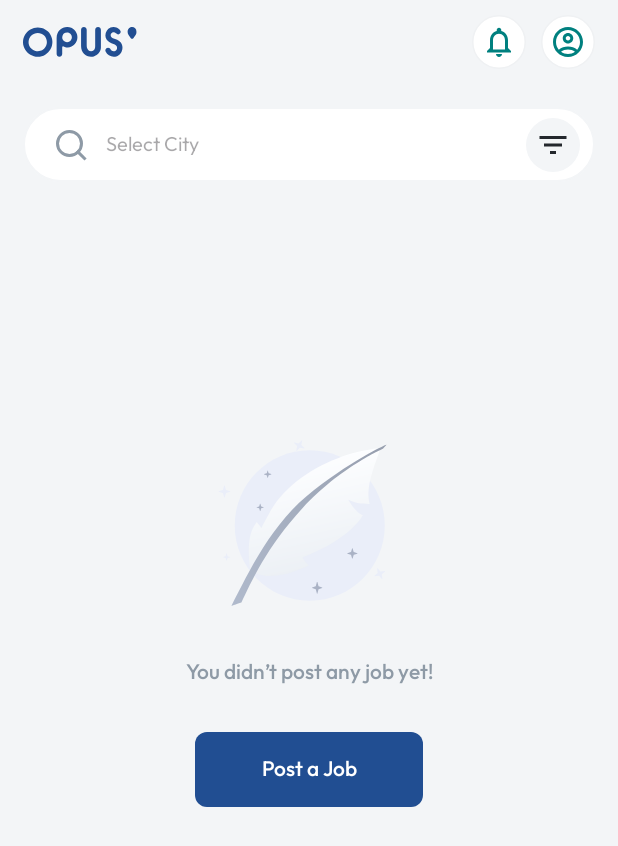
After one commit to mehedii-hassan/OPUS, an Android app: the HomeActivity screen opened directly, with no data from a screen before it, on a phone screen of 412 x 824 dp. The commit adds this screen. Shown: the top 846 px of the screen. Run offline under Robolectric (Android 15) with nearby library versions, the phone set to English and light mode, and no system bars; our stand-ins replace data binding, sdp/ssp sizes.

Commit message:
home screen design done

```diff
--- a/app/src/main/AndroidManifest.xml
+++ b/app/src/main/AndroidManifest.xml
@@ -13,6 +13,9 @@
         android:theme="@style/Theme.OPUS"
         tools:targetApi="31">
         <activity
+            android:name=".ui.activities.HomeActivity"
+            android:exported="false" />
+        <activity
             android:name=".ui.activities.MainActivity"
             android:exported="true">
             <intent-filter>
--- /dev/null
+++ b/app/src/main/java/com/example/opus/ui/activities/HomeActivity.kt
@@ -0,0 +1,12 @@
+package com.example.opus.ui.activities
+
+import androidx.appcompat.app.AppCompatActivity
+import android.os.Bundle
+import com.example.opus.R
+
+class HomeActivity : AppCompatActivity() {
+    override fun onCreate(savedInstanceState: Bundle?) {
+        super.onCreate(savedInstanceState)
+        setContentView(R.layout.activity_home)
+    }
+}
--- a/app/src/main/java/com/example/opus/ui/fragments/auth/LoginFragment.kt
+++ b/app/src/main/java/com/example/opus/ui/fragments/auth/LoginFragment.kt
@@ -6,6 +6,7 @@ import android.view.LayoutInflater
 import android.view.View
 import android.view.ViewGroup
 import androidx.navigation.Navigation
+import com.example.opus.R
 import com.example.opus.databinding.FragmentLoginBinding
 
 
@@ -29,7 +30,7 @@ class LoginFragment : Fragment() {
 
     private fun employerLogin() {
 
-        //Navigation.fin
+        Navigation.findNavController(requireView()).navigate(R.id.registerFragment)
     }
 
 }
--- /dev/null
+++ b/app/src/main/java/com/example/opus/ui/fragments/home/HomeFragment.kt
@@ -0,0 +1,60 @@
+package com.example.opus.ui.fragments.home
+
+import android.os.Bundle
+import androidx.fragment.app.Fragment
+import android.view.LayoutInflater
+import android.view.View
+import android.view.ViewGroup
+import com.example.opus.R
+
+// TODO: Rename parameter arguments, choose names that match
+// the fragment initialization parameters, e.g. ARG_ITEM_NUMBER
+private const val ARG_PARAM1 = "param1"
+private const val ARG_PARAM2 = "param2"
+
+/**
+ * A simple [Fragment] subclass.
+ * Use the [HomeFragment.newInstance] factory method to
+ * create an instance of this fragment.
+ */
+class HomeFragment : Fragment() {
+    // TODO: Rename and change types of parameters
+    private var param1: String? = null
+    private var param2: String? = null
+
+    override fun onCreate(savedInstanceState: Bundle?) {
+        super.onCreate(savedInstanceState)
+        arguments?.let {
+            param1 = it.getString(ARG_PARAM1)
+            param2 = it.getString(ARG_PARAM2)
+        }
+    }
+
+    override fun onCreateView(
+        inflater: LayoutInflater, container: ViewGroup?,
+        savedInstanceState: Bundle?
+    ): View? {
+        // Inflate the layout for this fragment
+        return inflater.inflate(R.layout.fragment_home, container, false)
+    }
+
+    companion object {
+        /**
+         * Use this factory method to create a new instance of
+         * this fragment using the provided parameters.
+         *
+         * @param param1 Parameter 1.
+         * @param param2 Parameter 2.
+         * @return A new instance of fragment HomeFragment.
+         */
+        // TODO: Rename and change types and number of parameters
+        @JvmStatic
+        fun newInstance(param1: String, param2: String) =
+            HomeFragment().apply {
+                arguments = Bundle().apply {
+                    putString(ARG_PARAM1, param1)
+                    putString(ARG_PARAM2, param2)
+                }
+            }
+    }
+}
--- /dev/null
+++ b/app/src/main/res/drawable/ic_filter.xml
@@ -0,0 +1,16 @@
+<vector xmlns:android="http://schemas.android.com/apk/res/android"
+    android:width="36dp"
+    android:height="36dp"
+    android:viewportWidth="36"
+    android:viewportHeight="36">
+  <path
+      android:pathData="M18,18m-18,0a18,18 0,1 1,36 0a18,18 0,1 1,-36 0"
+      android:fillColor="#F3F5F7"/>
+  <group>
+    <clip-path
+        android:pathData="M6,6h24v24h-24z"/>
+    <path
+        android:pathData="M16,24H20V22H16V24ZM9,12V14H27V12H9ZM12,19H24V17H12V19Z"
+        android:fillColor="#24282D"/>
+  </group>
+</vector>
--- /dev/null
+++ b/app/src/main/res/drawable/ic_home_background.xml
@@ -0,0 +1,65 @@
+<vector xmlns:android="http://schemas.android.com/apk/res/android"
+    xmlns:aapt="http://schemas.android.com/aapt"
+    android:width="140dp"
+    android:height="131dp"
+    android:viewportWidth="140"
+    android:viewportHeight="131">
+  <path
+      android:pathData="M70.5,113.48C98.11,113.48 120.5,91.13 120.5,63.48C120.5,35.82 98.01,13.48 70.5,13.48C42.89,13.48 20.5,35.82 20.5,63.48C20.5,91.13 42.89,113.48 70.5,113.48Z"
+      android:fillColor="#EAEEF9"/>
+  <path
+      android:pathData="M30.84,93.77C28.1,72.55 31.59,66.13 35.15,61.18C37.12,63.44 38.53,65.33 38.53,65.33C38.19,64.92 40.14,61.54 40.32,61.26C42.22,57.65 43.94,54.33 46.12,50.9C57.56,33.9 76.64,22.56 96.1,16.3C99.79,15.23 103.47,14.17 107.03,13.63C108.9,13.22 110.82,13.04 112.7,12.62C113.16,12.52 118,12.18 117.89,11.72C111.49,29.32 108.02,39.16 110.48,49.16C104.85,49.18 102.12,49.05 96.15,46.45C102.61,56.79 105.98,56.54 105.98,56.54C105.98,56.54 98.83,71.85 65.65,84.84C68.66,89.57 69.98,90.01 69.98,90.01C69.98,90.01 48.52,101.63 34.06,95.02C30.84,93.77 30.84,93.77 30.84,93.77Z">
+    <aapt:attr name="android:fillColor">
+      <gradient
+          android:startX="67.24"
+          android:startY="20.7"
+          android:endX="82.64"
+          android:endY="90.31"
+          android:type="linear">
+        <item android:offset="0" android:color="#FFFDFEFF"/>
+        <item android:offset="1" android:color="#FFECF0F5"/>
+      </gradient>
+    </aapt:attr>
+  </path>
+  <path
+      android:pathData="M18.3,116.9C30.19,94.16 44.66,62.02 73.38,39.97C102.28,17.63 121.84,9.62 121.84,9.62L119.27,12.4C119.27,12.4 90.63,24.87 65.91,51.67C41.37,78.2 31.69,100.94 24.93,114.7C18.3,116.9 18.3,116.9 18.3,116.9Z">
+    <aapt:attr name="android:fillColor">
+      <gradient
+          android:startX="9.35"
+          android:startY="76.71"
+          android:endX="130.76"
+          android:endY="49.84"
+          android:type="linear">
+        <item android:offset="0" android:color="#FFB0BACC"/>
+        <item android:offset="1" android:color="#FF969EAE"/>
+      </gradient>
+    </aapt:attr>
+  </path>
+  <path
+      android:pathData="M14.76,41.9L17.42,41.1C17.61,41.04 17.61,40.76 17.42,40.71L14.76,39.91C14.7,39.89 14.65,39.84 14.63,39.77L13.83,37.12C13.77,36.93 13.49,36.93 13.44,37.12L12.64,39.77C12.62,39.84 12.57,39.89 12.5,39.91L9.85,40.71C9.66,40.76 9.66,41.04 9.85,41.1L12.51,41.9C12.57,41.92 12.62,41.97 12.64,42.03L13.44,44.69C13.5,44.88 13.78,44.88 13.83,44.69L14.63,42.03C14.65,41.97 14.7,41.92 14.76,41.9Z"
+      android:fillColor="#EAEEF9"/>
+  <path
+      android:pathData="M64.01,11.74L66.72,12.3C66.92,12.34 67.05,12.1 66.91,11.96L64.96,9.99C64.9,9.94 64.88,9.87 64.9,9.8L65.46,7.09C65.5,6.9 65.26,6.76 65.12,6.91L63.15,8.85C63.1,8.9 63.03,8.92 62.97,8.91L60.26,8.35C60.06,8.3 59.93,8.55 60.07,8.69L62.02,10.66C62.07,10.71 62.09,10.78 62.08,10.85L61.51,13.56C61.47,13.76 61.72,13.89 61.86,13.75L63.83,11.79C63.87,11.74 63.94,11.72 64.01,11.74Z"
+      android:fillColor="#EAEEF9"/>
+  <path
+      android:pathData="M118.6,95.92L120.68,94.08C120.83,93.95 120.71,93.7 120.51,93.73L117.76,94.12C117.69,94.13 117.63,94.1 117.58,94.05L115.75,91.98C115.61,91.83 115.36,91.95 115.39,92.14L115.78,94.88C115.79,94.95 115.76,95.02 115.71,95.07L113.64,96.9C113.49,97.03 113.61,97.29 113.81,97.26L116.55,96.87C116.62,96.86 116.69,96.88 116.73,96.94L118.57,99.01C118.7,99.16 118.96,99.05 118.93,98.85L118.54,96.1C118.52,96.03 118.55,95.97 118.6,95.92Z"
+      android:fillColor="#EAEEF9"/>
+  <path
+      android:pathData="M99.9,82.95L102.22,82.25C102.39,82.2 102.39,81.96 102.22,81.91L99.9,81.21C99.84,81.2 99.79,81.15 99.78,81.09L99.08,78.77C99.03,78.61 98.78,78.61 98.73,78.77L98.03,81.09C98.02,81.15 97.97,81.2 97.91,81.21L95.6,81.91C95.43,81.96 95.43,82.2 95.6,82.25L97.92,82.95C97.98,82.97 98.02,83.01 98.04,83.07L98.74,85.4C98.79,85.56 99.03,85.56 99.08,85.4L99.78,83.07C99.79,83.01 99.84,82.97 99.9,82.95Z"
+      android:fillColor="#AAB2C5"/>
+  <path
+      android:pathData="M76.43,105.92L78.75,105.12C78.92,105.07 78.92,104.79 78.75,104.73L76.43,103.93C76.37,103.91 76.32,103.86 76.31,103.79L75.61,101.14C75.56,100.95 75.31,100.95 75.26,101.14L74.56,103.79C74.55,103.86 74.5,103.91 74.44,103.93L72.13,104.73C71.96,104.79 71.96,105.07 72.13,105.12L74.45,105.92C74.51,105.94 74.55,105.99 74.57,106.06L75.27,108.71C75.32,108.9 75.56,108.9 75.61,108.71L76.31,106.06C76.32,105.99 76.37,105.94 76.43,105.92Z"
+      android:fillColor="#AAB2C5"/>
+  <path
+      android:pathData="M38.16,52.08L39.82,51.58C39.94,51.54 39.94,51.37 39.82,51.33L38.16,50.83C38.12,50.82 38.09,50.79 38.08,50.75L37.58,49.09C37.54,48.97 37.37,48.97 37.33,49.09L36.83,50.75C36.82,50.79 36.79,50.82 36.75,50.83L35.09,51.33C34.97,51.37 34.97,51.54 35.09,51.58L36.75,52.08C36.79,52.09 36.82,52.12 36.83,52.16L37.33,53.82C37.37,53.94 37.54,53.94 37.58,53.82L38.08,52.16C38.09,52.12 38.12,52.09 38.16,52.08Z"
+      android:fillColor="#AAB2C5"/>
+  <path
+      android:pathData="M113.16,57.08L114.82,56.58C114.94,56.54 114.94,56.37 114.82,56.33L113.16,55.83C113.12,55.82 113.09,55.79 113.07,55.75L112.57,54.09C112.54,53.97 112.37,53.97 112.33,54.09L111.83,55.75C111.82,55.79 111.79,55.82 111.75,55.83L110.09,56.33C109.97,56.37 109.97,56.54 110.09,56.58L111.75,57.08C111.79,57.09 111.82,57.12 111.83,57.16L112.33,58.82C112.37,58.94 112.54,58.94 112.58,58.82L113.08,57.16C113.09,57.12 113.12,57.09 113.16,57.08Z"
+      android:fillColor="#EAEEF9"/>
+  <path
+      android:pathData="M43.16,30.08L44.82,29.58C44.94,29.54 44.94,29.37 44.82,29.33L43.16,28.83C43.12,28.82 43.09,28.79 43.08,28.75L42.58,27.09C42.54,26.97 42.37,26.97 42.33,27.09L41.83,28.75C41.82,28.79 41.79,28.82 41.75,28.83L40.09,29.33C39.97,29.37 39.97,29.54 40.09,29.58L41.75,30.08C41.79,30.09 41.82,30.12 41.83,30.16L42.33,31.82C42.37,31.94 42.54,31.94 42.58,31.82L43.08,30.16C43.09,30.12 43.12,30.09 43.16,30.08Z"
+      android:fillColor="#AAB2C5"/>
+  <path
+      android:pathData="M15.77,85.11L17.43,84.61C17.55,84.58 17.55,84.4 17.43,84.37L15.77,83.87C15.73,83.86 15.7,83.83 15.69,83.78L15.19,82.13C15.15,82.01 14.98,82.01 14.94,82.13L14.44,83.78C14.43,83.83 14.4,83.86 14.36,83.87L12.7,84.37C12.58,84.4 12.58,84.58 12.7,84.61L14.36,85.11C14.41,85.13 14.44,85.16 14.45,85.2L14.95,86.86C14.98,86.98 15.16,86.98 15.19,86.86L15.69,85.2C15.7,85.16 15.73,85.13 15.77,85.11Z"
+      android:fillColor="#EAEEF9"/>
+</vector>
--- /dev/null
+++ b/app/src/main/res/drawable/ic_notification.xml
@@ -0,0 +1,21 @@
+<vector xmlns:android="http://schemas.android.com/apk/res/android"
+    android:width="36dp"
+    android:height="36dp"
+    android:viewportWidth="36"
+    android:viewportHeight="36">
+  <path
+      android:pathData="M18,0.5L18,0.5A17.5,17.5 0,0 1,35.5 18L35.5,18A17.5,17.5 0,0 1,18 35.5L18,35.5A17.5,17.5 0,0 1,0.5 18L0.5,18A17.5,17.5 0,0 1,18 0.5z"
+      android:fillColor="#ffffff"/>
+  <group>
+    <clip-path
+        android:pathData="M6,6h24v24h-24z"/>
+    <path
+        android:pathData="M18,28C19.1,28 20,27.1 20,26H16C16,27.1 16.9,28 18,28ZM24,22V17C24,13.93 22.37,11.36 19.5,10.68V10C19.5,9.17 18.83,8.5 18,8.5C17.17,8.5 16.5,9.17 16.5,10V10.68C13.64,11.36 12,13.92 12,17V22L10,24V25H26V24L24,22ZM22,23H14V17C14,14.52 15.51,12.5 18,12.5C20.49,12.5 22,14.52 22,17V23Z"
+        android:fillColor="#00807F"/>
+  </group>
+  <path
+      android:strokeWidth="1"
+      android:pathData="M18,0.5L18,0.5A17.5,17.5 0,0 1,35.5 18L35.5,18A17.5,17.5 0,0 1,18 35.5L18,35.5A17.5,17.5 0,0 1,0.5 18L0.5,18A17.5,17.5 0,0 1,18 0.5z"
+      android:fillColor="#00000000"
+      android:strokeColor="#EFF1F3"/>
+</vector>
--- /dev/null
+++ b/app/src/main/res/drawable/ic_profile.xml
@@ -0,0 +1,24 @@
+<vector xmlns:android="http://schemas.android.com/apk/res/android"
+    android:width="36dp"
+    android:height="36dp"
+    android:viewportWidth="36"
+    android:viewportHeight="36">
+  <path
+      android:pathData="M18,0.5L18,0.5A17.5,17.5 0,0 1,35.5 18L35.5,18A17.5,17.5 0,0 1,18 35.5L18,35.5A17.5,17.5 0,0 1,0.5 18L0.5,18A17.5,17.5 0,0 1,18 0.5z"
+      android:fillColor="#ffffff"/>
+  <group>
+    <clip-path
+        android:pathData="M6,6h24v24h-24z"/>
+    <path
+        android:pathData="M18,8C12.48,8 8,12.48 8,18C8,23.52 12.48,28 18,28C23.52,28 28,23.52 28,18C28,12.48 23.52,8 18,8ZM13.35,24.5C14.66,23.56 16.26,23 18,23C19.74,23 21.34,23.56 22.65,24.5C21.34,25.44 19.74,26 18,26C16.26,26 14.66,25.44 13.35,24.5ZM24.14,23.12C22.45,21.8 20.32,21 18,21C15.68,21 13.55,21.8 11.86,23.12C10.7,21.73 10,19.95 10,18C10,13.58 13.58,10 18,10C22.42,10 26,13.58 26,18C26,19.95 25.3,21.73 24.14,23.12Z"
+        android:fillColor="#00807F"/>
+    <path
+        android:pathData="M18,12C16.07,12 14.5,13.57 14.5,15.5C14.5,17.43 16.07,19 18,19C19.93,19 21.5,17.43 21.5,15.5C21.5,13.57 19.93,12 18,12ZM18,17C17.17,17 16.5,16.33 16.5,15.5C16.5,14.67 17.17,14 18,14C18.83,14 19.5,14.67 19.5,15.5C19.5,16.33 18.83,17 18,17Z"
+        android:fillColor="#00807F"/>
+  </group>
+  <path
+      android:strokeWidth="1"
+      android:pathData="M18,0.5L18,0.5A17.5,17.5 0,0 1,35.5 18L35.5,18A17.5,17.5 0,0 1,18 35.5L18,35.5A17.5,17.5 0,0 1,0.5 18L0.5,18A17.5,17.5 0,0 1,18 0.5z"
+      android:fillColor="#00000000"
+      android:strokeColor="#EFF1F3"/>
+</vector>
--- /dev/null
+++ b/app/src/main/res/drawable/ic_search.xml
@@ -0,0 +1,20 @@
+<vector xmlns:android="http://schemas.android.com/apk/res/android"
+    android:width="24dp"
+    android:height="24dp"
+    android:viewportWidth="24"
+    android:viewportHeight="24">
+  <path
+      android:pathData="M11,19C15.418,19 19,15.418 19,11C19,6.582 15.418,3 11,3C6.582,3 3,6.582 3,11C3,15.418 6.582,19 11,19Z"
+      android:strokeLineJoin="round"
+      android:strokeWidth="2"
+      android:fillColor="#00000000"
+      android:strokeColor="#8E9AA6"
+      android:strokeLineCap="round"/>
+  <path
+      android:pathData="M21,20.998L16.65,16.648"
+      android:strokeLineJoin="round"
+      android:strokeWidth="2"
+      android:fillColor="#00000000"
+      android:strokeColor="#8E9AA6"
+      android:strokeLineCap="square"/>
+</vector>
--- a/app/src/main/res/layout/activity_main.xml
+++ b/app/src/main/res/layout/activity_home.xml
@@ -4,15 +4,13 @@
     xmlns:tools="http://schemas.android.com/tools"
     android:layout_width="match_parent"
     android:layout_height="match_parent"
-    tools:context=".ui.activities.MainActivity">
+    tools:context=".ui.activities.HomeActivity">
 
     <androidx.fragment.app.FragmentContainerView
-        android:id="@+id/fragmentContainerView2"
+        android:id="@+id/fragmentContainerView"
         android:name="androidx.navigation.fragment.NavHostFragment"
         android:layout_width="match_parent"
         android:layout_height="match_parent"
         app:defaultNavHost="true"
-        app:layout_constraintTop_toTopOf="parent"
-        app:navGraph="@navigation/auth_nav_graph" />
-
+        app:navGraph="@navigation/home_nav_graph" />
 </FrameLayout>
--- /dev/null
+++ b/app/src/main/res/layout/custom_toolbar.xml
@@ -0,0 +1,38 @@
+<?xml version="1.0" encoding="utf-8"?>
+<androidx.constraintlayout.widget.ConstraintLayout xmlns:android="http://schemas.android.com/apk/res/android"
+    xmlns:app="http://schemas.android.com/apk/res-auto"
+    android:layout_width="match_parent"
+    android:layout_height="wrap_content"
+    android:background="@color/colorBG"
+    android:paddingTop="10dp"
+    android:paddingBottom="10dp">
+
+    <ImageView
+        android:id="@+id/ivToolbarOpusTxt"
+        android:layout_width="wrap_content"
+        android:layout_height="wrap_content"
+        android:contentDescription="@string/todo"
+        android:src="@drawable/ic_opus_text"
+        app:layout_constraintBottom_toBottomOf="parent"
+        app:layout_constraintStart_toStartOf="parent"
+        app:layout_constraintTop_toTopOf="parent" />
+
+    <ImageView
+        android:id="@+id/ivToolbarProfile"
+        android:layout_width="wrap_content"
+        android:layout_height="wrap_content"
+        android:contentDescription="@string/todo"
+        android:src="@drawable/ic_profile"
+        app:layout_constraintEnd_toEndOf="parent"
+        app:layout_constraintTop_toTopOf="parent" />
+
+    <ImageView
+        android:layout_width="wrap_content"
+        android:layout_height="wrap_content"
+        android:layout_marginEnd="@dimen/_10sdp"
+        android:contentDescription="@string/todo"
+        android:src="@drawable/ic_notification"
+        app:layout_constraintEnd_toStartOf="@+id/ivToolbarProfile"
+        app:layout_constraintTop_toTopOf="parent" />
+
+</androidx.constraintlayout.widget.ConstraintLayout>
--- /dev/null
+++ b/app/src/main/res/layout/fragment_home.xml
@@ -0,0 +1,144 @@
+<?xml version="1.0" encoding="utf-8"?>
+<layout xmlns:android="http://schemas.android.com/apk/res/android"
+    xmlns:app="http://schemas.android.com/apk/res-auto"
+    xmlns:tools="http://schemas.android.com/tools">
+
+    <data>
+
+    </data>
+
+    <androidx.constraintlayout.widget.ConstraintLayout
+        android:layout_width="match_parent"
+        android:layout_height="match_parent"
+        android:background="@color/colorBG"
+        android:paddingStart="@dimen/_15sdp"
+        android:paddingEnd="@dimen/_15sdp"
+        tools:context=".ui.fragments.home.HomeFragment">
+
+        <include
+            android:id="@+id/toolbar"
+            layout="@layout/custom_toolbar"
+            app:layout_constraintEnd_toEndOf="parent"
+            app:layout_constraintStart_toStartOf="parent"
+            app:layout_constraintTop_toTopOf="parent" />
+
+        <androidx.constraintlayout.widget.ConstraintLayout
+            android:id="@+id/containerSearch"
+            android:layout_width="match_parent"
+            android:layout_height="@dimen/_50sdp"
+            android:layout_marginTop="@dimen/_15sdp"
+            android:background="@drawable/custom_password_container_background"
+            app:layout_constraintEnd_toEndOf="parent"
+            app:layout_constraintStart_toStartOf="parent"
+            app:layout_constraintTop_toBottomOf="@+id/toolbar">
+
+            <ImageView
+                android:id="@+id/ivSearch"
+                android:layout_width="wrap_content"
+                android:layout_height="wrap_content"
+                android:layout_marginStart="@dimen/_20sdp"
+                android:contentDescription="@string/todo"
+                android:src="@drawable/ic_search"
+                app:layout_constraintBottom_toBottomOf="parent"
+                app:layout_constraintStart_toStartOf="parent"
+                app:layout_constraintTop_toTopOf="parent" />
+
+            <EditText
+                android:id="@+id/etSearchTitle"
+                android:layout_width="0dp"
+                android:layout_height="match_parent"
+                android:layout_margin="1dp"
+                android:background="@drawable/custom_et_password_background"
+                android:fontFamily="@font/outfit_regular"
+                android:gravity="center_vertical"
+                android:hint="@string/select_city"
+                android:paddingStart="@dimen/_10sdp"
+                android:paddingEnd="@dimen/_25sdp"
+                android:textColor="#8E9AA6"
+                android:textSize="13sp"
+                app:layout_constraintBottom_toBottomOf="parent"
+                app:layout_constraintEnd_toStartOf="@+id/ivFilter"
+                app:layout_constraintStart_toEndOf="@+id/ivSearch"
+                app:layout_constraintTop_toTopOf="parent" />
+
+            <ImageView
+                android:id="@+id/ivFilter"
+                android:layout_width="wrap_content"
+                android:layout_height="wrap_content"
+                android:layout_marginEnd="10dp"
+                android:contentDescription="@string/todo"
+                android:src="@drawable/ic_filter"
+                app:layout_constraintBottom_toBottomOf="parent"
+                app:layout_constraintEnd_toEndOf="parent"
+                app:layout_constraintTop_toTopOf="parent" />
+
+
+        </androidx.constraintlayout.widget.ConstraintLayout>
+
+
+        <androidx.constraintlayout.widget.ConstraintLayout
+            android:layout_width="match_parent"
+            android:layout_height="wrap_content"
+            android:background="@color/colorBG"
+            app:layout_constraintBottom_toBottomOf="parent"
+            app:layout_constraintTop_toTopOf="parent"
+            tools:layout_editor_absoluteX="15dp">
+
+            <androidx.constraintlayout.widget.Guideline
+                android:id="@+id/glStart"
+                android:layout_width="wrap_content"
+                android:layout_height="wrap_content"
+                android:orientation="vertical"
+                app:layout_constraintGuide_percent=".3" />
+
+            <androidx.constraintlayout.widget.Guideline
+                android:id="@+id/glEnd"
+                android:layout_width="wrap_content"
+                android:layout_height="wrap_content"
+                android:orientation="vertical"
+                app:layout_constraintGuide_percent=".70" />
+
+            <ImageView
+                android:id="@+id/ivBackground"
+                android:layout_width="wrap_content"
+                android:layout_height="wrap_content"
+                android:contentDescription="@string/todo"
+                android:src="@drawable/ic_home_background"
+                app:layout_constraintEnd_toEndOf="parent"
+                app:layout_constraintStart_toStartOf="parent"
+                app:layout_constraintTop_toTopOf="parent" />
+
+            <TextView
+                android:id="@+id/tvDidNotPostJob"
+                android:layout_width="wrap_content"
+                android:layout_height="wrap_content"
+                android:layout_marginTop="@dimen/_20sdp"
+                android:fontFamily="@font/outfit_medium"
+                android:gravity="center"
+                android:text="@string/you_did_not_post_any_job_yet"
+                android:textColor="#8E9AA6"
+                android:textSize="14sp"
+                app:layout_constraintEnd_toEndOf="parent"
+                app:layout_constraintStart_toStartOf="parent"
+                app:layout_constraintTop_toBottomOf="@+id/ivBackground" />
+
+            <TextView
+                android:id="@+id/btnPostJob"
+                android:layout_width="0dp"
+                android:layout_height="50dp"
+                android:layout_marginTop="@dimen/_30sdp"
+                android:background="@drawable/custom_btn_login_background"
+                android:fontFamily="@font/outfit_medium"
+                android:gravity="center"
+                android:text="@string/post_a_job"
+                android:textColor="@color/white"
+                android:textSize="14sp"
+                app:layout_constraintEnd_toEndOf="@+id/glEnd"
+                app:layout_constraintStart_toStartOf="@+id/glStart"
+                app:layout_constraintTop_toBottomOf="@+id/tvDidNotPostJob" />
+
+        </androidx.constraintlayout.widget.ConstraintLayout>
+
+
+    </androidx.constraintlayout.widget.ConstraintLayout>
+</layout>
--- a/app/src/main/res/navigation/auth_nav_graph.xml
+++ b/app/src/main/res/navigation/auth_nav_graph.xml
@@ -3,7 +3,7 @@
     xmlns:app="http://schemas.android.com/apk/res-auto"
     xmlns:tools="http://schemas.android.com/tools"
     android:id="@+id/auth_nav_graph"
-    app:startDestination="@id/registerFragment">
+    app:startDestination="@id/loginFragment">
 
     <fragment
         android:id="@+id/splashScreenFragment"
--- /dev/null
+++ b/app/src/main/res/navigation/home_nav_graph.xml
@@ -0,0 +1,13 @@
+<?xml version="1.0" encoding="utf-8"?>
+<navigation xmlns:android="http://schemas.android.com/apk/res/android"
+    xmlns:app="http://schemas.android.com/apk/res-auto"
+    xmlns:tools="http://schemas.android.com/tools"
+    android:id="@+id/home_nav_graph"
+    app:startDestination="@id/homeFragment">
+
+    <fragment
+        android:id="@+id/homeFragment"
+        android:name="com.example.opus.ui.fragments.home.HomeFragment"
+        android:label="HomeFragment"
+        tools:layout="@layout/fragment_home" />
+</navigation>
--- a/app/src/main/res/values/strings.xml
+++ b/app/src/main/res/values/strings.xml
@@ -20,4 +20,6 @@
     <string name="mobile_no">Mobile No</string>
     <string name="cr_number">CR Number</string>
     <string name="create_password">Create Password</string>
+    <string name="post_a_job">Post a Job</string>
+    <string name="you_did_not_post_any_job_yet">You didn’t post any job yet!</string>
 </resources>
```
